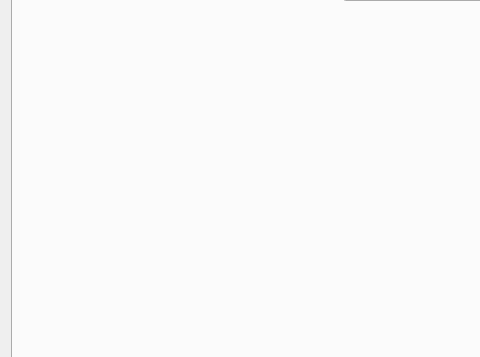
First picture: the form in components/inversekinematicsTesterComp/src/guiDlg.ui, repository robocomp/robocomp-shelly, before the edit; both pictures show x 0 to 480 and y 362 to 719 of the 1036 by 1106 pixel window.
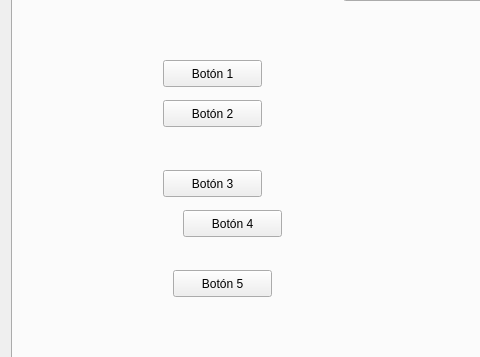
Second picture: the form after the edit. The open tabs and pages were chosen to show the change.

Commit message: Añadido botones a la interfaz del Tester

```diff
--- a/components/inversekinematicsTesterComp/src/guiDlg.ui
+++ b/components/inversekinematicsTesterComp/src/guiDlg.ui
@@ -2778,6 +2778,71 @@
           <string>Visual Servo to Target</string>
          </property>
         </widget>
+        <widget class="QPushButton" name="boton1">
+         <property name="geometry">
+          <rect>
+           <x>150</x>
+           <y>220</y>
+           <width>99</width>
+           <height>27</height>
+          </rect>
+         </property>
+         <property name="text">
+          <string>Botón 1</string>
+         </property>
+        </widget>
+        <widget class="QPushButton" name="boton2">
+         <property name="geometry">
+          <rect>
+           <x>150</x>
+           <y>260</y>
+           <width>99</width>
+           <height>27</height>
+          </rect>
+         </property>
+         <property name="text">
+          <string>Botón 2</string>
+         </property>
+        </widget>
+        <widget class="QPushButton" name="boton3">
+         <property name="geometry">
+          <rect>
+           <x>150</x>
+           <y>330</y>
+           <width>99</width>
+           <height>27</height>
+          </rect>
+         </property>
+         <property name="text">
+          <string>Botón 3</string>
+         </property>
+        </widget>
+        <widget class="QPushButton" name="boton4">
+         <property name="geometry">
+          <rect>
+           <x>170</x>
+           <y>370</y>
+           <width>99</width>
+           <height>27</height>
+          </rect>
+         </property>
+         <property name="text">
+          <string>Botón 4</string>
+         </property>
+        </widget>
+        <widget class="QPushButton" name="boton5">
+         <property name="geometry">
+          <rect>
+           <x>160</x>
+           <y>430</y>
+           <width>99</width>
+           <height>27</height>
+          </rect>
+         </property>
+         <property name="text">
+          <string>Botón 5</string>
+         </property>
+        </widget>
        </widget>
        <widget class="QWidget" name="tab">
         <attribute name="title">
```
Left out of the diff: 2 changed lines with no effect on the pictures. The commit also changes 5 other files.
